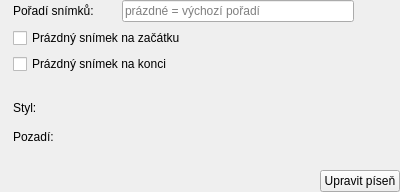
The window that src/presentation/native/presentationpropertieswidget_song.ui (CZDanol/StrawLumen) describes before a commit, drawn with Qt 5.
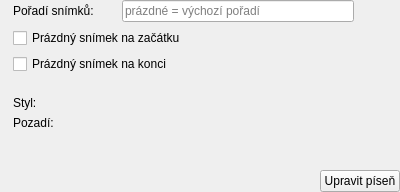
The same window after the commit. Icons and pictures are not drawn. Custom widgets are drawn as their Qt base class.

Diff of the .ui file:
```diff
--- a/src/presentation/native/presentationpropertieswidget_song.ui
+++ b/src/presentation/native/presentationpropertieswidget_song.ui
@@ -10,6 +10,12 @@
     <height>192</height>
    </rect>
   </property>
+  <property name="sizePolicy">
+   <sizepolicy hsizetype="Preferred" vsizetype="Preferred">
+    <horstretch>0</horstretch>
+    <verstretch>1</verstretch>
+   </sizepolicy>
+  </property>
   <property name="windowTitle">
    <string>Form</string>
   </property>
@@ -46,7 +52,7 @@
       <enum>Qt::Vertical</enum>
      </property>
      <property name="sizeType">
-      <enum>QSizePolicy::Fixed</enum>
+      <enum>QSizePolicy::Expanding</enum>
      </property>
      <property name="sizeHint" stdset="0">
       <size>
```
